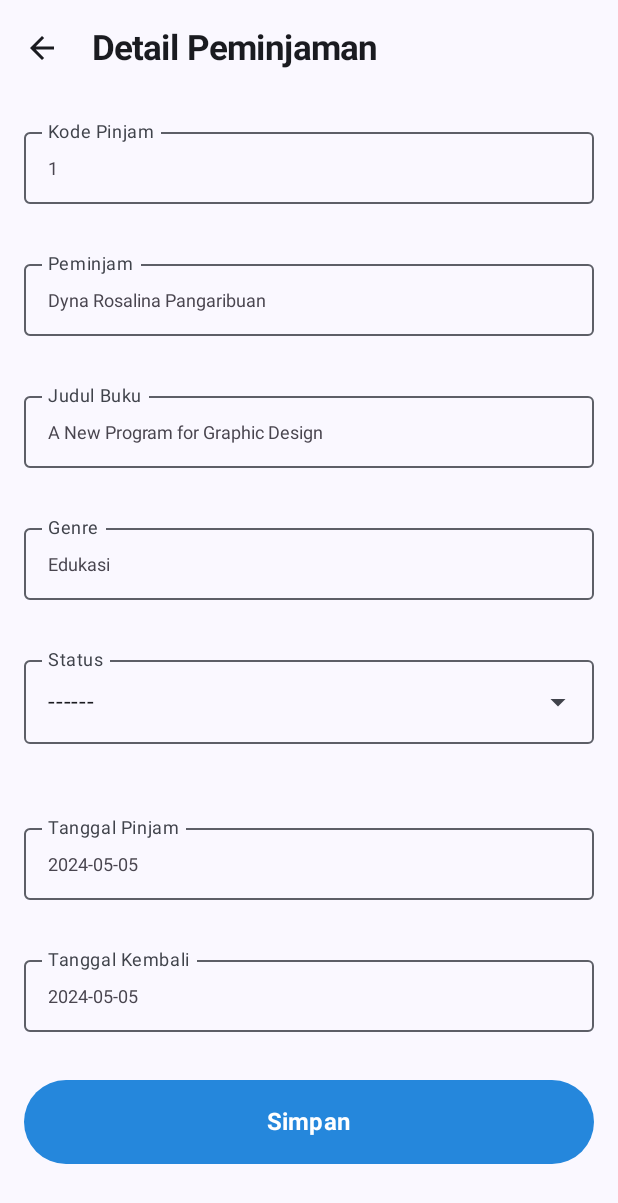
After one commit to syfanadya/BookLend, an Android app built with Jetpack Compose: the composable DetailPeminjaman shown on its own in the app's theme, on a phone screen of 412 x 824 dp. The commit adds this screen. Shown: the top 1203 px of the screen. Run offline under Robolectric (Android 15) with nearby library versions, the phone set to English and light mode, and no system bars.

Commit message:
Detail Peminjaman

```diff
--- a/app/src/main/java/org/d3if3128/booklend/MainActivity.kt
+++ b/app/src/main/java/org/d3if3128/booklend/MainActivity.kt
@@ -8,8 +8,6 @@ import androidx.compose.material3.MaterialTheme
 import androidx.compose.material3.Surface
 import androidx.compose.ui.Modifier
 import androidx.navigation.compose.rememberNavController
-import org.d3if3128.booklend.navigation.SetupNavGraph
-import org.d3if3128.booklend.ui.screen.HomeScreen
 import org.d3if3128.booklend.ui.screen.Profile
 import org.d3if3128.booklend.ui.theme.BookLendTheme
 
--- /dev/null
+++ b/app/src/main/java/org/d3if3128/booklend/ui/screen/DetailPeminjaman.kt
@@ -0,0 +1,352 @@
+package org.d3if3128.booklend.ui.screen
+
+
+import android.annotation.SuppressLint
+import androidx.compose.foundation.clickable
+import androidx.compose.foundation.layout.Arrangement
+import androidx.compose.foundation.layout.Column
+import androidx.compose.foundation.layout.PaddingValues
+import androidx.compose.foundation.layout.Row
+import androidx.compose.foundation.layout.fillMaxSize
+import androidx.compose.foundation.layout.fillMaxWidth
+import androidx.compose.foundation.layout.height
+import androidx.compose.foundation.layout.padding
+import androidx.compose.foundation.layout.width
+import androidx.compose.foundation.shape.RoundedCornerShape
+import androidx.compose.foundation.text.KeyboardOptions
+import androidx.compose.material.icons.Icons
+import androidx.compose.material.icons.filled.ArrowBack
+import androidx.compose.material.icons.filled.ArrowDropDown
+import androidx.compose.material3.Button
+import androidx.compose.material3.ButtonDefaults
+import androidx.compose.material3.DropdownMenu
+import androidx.compose.material3.DropdownMenuItem
+import androidx.compose.material3.ExperimentalMaterial3Api
+import androidx.compose.material3.Icon
+import androidx.compose.material3.IconButton
+import androidx.compose.material3.OutlinedTextField
+import androidx.compose.material3.Scaffold
+import androidx.compose.material3.Text
+import androidx.compose.material3.TopAppBar
+import androidx.compose.runtime.Composable
+import androidx.compose.runtime.getValue
+import androidx.compose.runtime.mutableStateOf
+import androidx.compose.runtime.remember
+import androidx.compose.runtime.setValue
+import androidx.compose.ui.Alignment
+import androidx.compose.ui.Modifier
+import androidx.compose.ui.geometry.Size
+import androidx.compose.ui.graphics.Color
+import androidx.compose.ui.layout.onGloballyPositioned
+import androidx.compose.ui.platform.LocalDensity
+import androidx.compose.ui.res.stringResource
+import androidx.compose.ui.text.TextStyle
+import androidx.compose.ui.text.font.FontWeight
+import androidx.compose.ui.text.input.ImeAction
+import androidx.compose.ui.text.input.KeyboardType
+import androidx.compose.ui.tooling.preview.Preview
+import androidx.compose.ui.unit.dp
+import androidx.compose.ui.unit.sp
+import androidx.compose.ui.unit.toSize
+import org.d3if3128.booklend.R
+import org.d3if3128.booklend.ui.theme.BookLendTheme
+
+@SuppressLint("UnusedMaterial3ScaffoldPaddingParameter")
+@OptIn(ExperimentalMaterial3Api::class)
+@Composable
+fun DetailPeminjaman() {
+
+    Scaffold(
+        topBar = {
+            TopAppBar(
+                title = { Text(text = " Detail Peminjaman" ,
+                    style = TextStyle(
+                        fontSize = 23.sp,
+                        fontWeight = FontWeight.Bold )
+                ) },
+                navigationIcon = {
+                    IconButton(onClick = { /* Handle back button click */ }) {
+                        Icon(Icons.Default.ArrowBack, contentDescription = "Back")
+                    }
+                }
+            )
+        }
+    ) { padding ->
+        FormPeminjaman(
+            kodePeminjam = "1",
+            onKodePeminjamChange = { /* handle kodePeminjam change */ },
+            namaPeminjam = "Dyna Rosalina Pangaribuan",
+            onNamaPeminjamChange = { /* handle nama change */ },
+            judulBuku = "A New Program for Graphic Design",
+            onJudulBukuChange = { /* handle judulBuku change */ },
+            genre = "Edukasi",
+            onGenreChange = { /* handle genre change */ },
+            status = "------",
+            onStatusChange = { /* handle status change */ },
+            tanggalPinjam = "2024-05-05",
+            onTanggalPinjamChange = { /* handle tanggalPinjam change */ },
+            tanggalKembali = "2024-05-05",
+            onTanggalKembaliChange = { /* handle tanggalKembali change */ },
+            modifier = Modifier.padding(padding)
+
+        )
+    }
+}
+
+
+@Composable
+fun FormPeminjaman(
+    kodePeminjam: String,
+    onKodePeminjamChange: (String) -> Unit,
+    namaPeminjam: String,
+    onNamaPeminjamChange: (String) -> Unit,
+    judulBuku: String,
+    onJudulBukuChange: (String) -> Unit,
+    genre: String,
+    onGenreChange: (String) -> Unit,
+    status: String,
+    onStatusChange: (String) -> Unit,
+    tanggalPinjam: String,
+    onTanggalPinjamChange: (String) -> Unit,
+    tanggalKembali: String,
+    onTanggalKembaliChange: (String) -> Unit,
+    modifier: Modifier,
+) {
+    Column(
+        modifier = modifier
+            .fillMaxSize()
+            .padding(16.dp),
+        verticalArrangement = Arrangement.spacedBy(32.dp, Alignment.Top),
+        horizontalAlignment = Alignment.CenterHorizontally
+    ) {
+        OutlinedTextField(
+            value = kodePeminjam,
+            onValueChange = { onKodePeminjamChange(it) },
+            readOnly = true,
+            label = { Text(text = "Kode Pinjam") },
+            singleLine = true,
+            keyboardOptions = KeyboardOptions(
+                keyboardType = KeyboardType.Text,
+                imeAction = ImeAction.Next
+            ),
+            modifier = Modifier
+                .padding(0.dp)
+                .fillMaxWidth()
+                .height(56.dp),
+
+            // M3/body/small
+            textStyle = TextStyle(
+                fontSize = 12.sp,
+                lineHeight = 16.sp,
+                fontWeight = FontWeight(400),
+                color = Color(0xFF49454F),
+            )
+        )
+
+        OutlinedTextField(
+            value = namaPeminjam,
+            onValueChange = { onNamaPeminjamChange(it) },
+            readOnly = true,
+            label = { Text(text = "Peminjam") },
+            singleLine = true,
+            keyboardOptions = KeyboardOptions(
+                keyboardType = KeyboardType.Text,
+                imeAction = ImeAction.Next
+            ),
+            modifier = Modifier
+                .padding(0.dp)
+                .fillMaxWidth()
+                .height(56.dp),
+
+            // M3/body/small
+            textStyle = TextStyle(
+                fontSize = 12.sp,
+                lineHeight = 16.sp,
+                fontWeight = FontWeight(400),
+                color = Color(0xFF49454F),
+            )
+        )
+
+        OutlinedTextField(
+            value = judulBuku,
+            onValueChange = { onJudulBukuChange(it) },
+            readOnly = true,
+            label = { Text(text = "Judul Buku") },
+            singleLine = true,
+            keyboardOptions = KeyboardOptions(
+                keyboardType = KeyboardType.Text,
+                imeAction = ImeAction.Next
+            ),
+            modifier = Modifier
+                .padding(0.dp)
+                .fillMaxWidth()
+                .height(56.dp),
+
+            // M3/body/small
+            textStyle = TextStyle(
+                fontSize = 12.sp,
+                lineHeight = 16.sp,
+                fontWeight = FontWeight(400),
+                color = Color(0xFF49454F),
+            )
+        )
+
+
+        OutlinedTextField(
+            value = genre,
+            onValueChange = { onGenreChange(it) },
+            readOnly = true,
+            label = { Text(text = "Genre") },
+            singleLine = true,
+            keyboardOptions = KeyboardOptions(
+                keyboardType = KeyboardType.Text,
+                imeAction = ImeAction.Done
+            ),
+            modifier = Modifier
+                .padding(0.dp)
+                .fillMaxWidth()
+                .height(56.dp),
+
+            // M3/body/small
+            textStyle = TextStyle(
+                fontSize = 12.sp,
+                lineHeight = 16.sp,
+                fontWeight = FontWeight(400),
+                color = Color(0xFF49454F),
+            )
+        )
+
+        StatusDropdown(
+            status = status,
+            onStatusChange = onStatusChange,
+            statusError = status.isEmpty()
+        )
+
+        OutlinedTextField(
+            value = tanggalPinjam,
+            onValueChange = { onTanggalPinjamChange(it) },
+            readOnly = true,
+            label = { Text(text = "Tanggal Pinjam") },
+            singleLine = true,
+            keyboardOptions = KeyboardOptions(
+                keyboardType = KeyboardType.Text,
+                imeAction = ImeAction.Next
+            ),
+            modifier = Modifier
+                .padding(0.dp)
+                .fillMaxWidth()
+                .height(56.dp),
+
+            // M3/body/small
+            textStyle = TextStyle(
+                fontSize = 12.sp,
+                lineHeight = 16.sp,
+                fontWeight = FontWeight(400),
+                color = Color(0xFF49454F),
+            )
+        )
+
+        OutlinedTextField(
+            value = tanggalKembali,
+            onValueChange = { onTanggalKembaliChange(it) },
+            readOnly = true,
+            label = { Text(text = "Tanggal Kembali") },
+            singleLine = true,
+            keyboardOptions = KeyboardOptions(
+                keyboardType = KeyboardType.Text,
+                imeAction = ImeAction.Next
+            ),
+            modifier = Modifier
+                .padding(0.dp)
+                .fillMaxWidth()
+                .height(56.dp),
+
+            // M3/body/small
+            textStyle = TextStyle(
+                fontSize = 12.sp,
+                lineHeight = 16.sp,
+                fontWeight = FontWeight(400),
+                color = Color(0xFF49454F),
+            )
+        )
+
+        Button(
+            onClick = {},
+            colors = ButtonDefaults.buttonColors(containerColor = Color(0xFF2587DC)),
+            modifier = Modifier
+                .fillMaxWidth()
+                .height(56.dp),
+            contentPadding = PaddingValues(),
+            shape = RoundedCornerShape(size = 66.dp)
+        ) {
+            Text(
+                text = stringResource(R.string.simpan),
+                fontWeight = FontWeight(700),
+                fontSize = 16.sp
+            )
+        }
+    }
+}
+
+@Composable
+fun StatusDropdown(
+    status: String,
+    onStatusChange: (String) -> Unit,
+    statusError: Boolean
+) {
+    var expanded by remember { mutableStateOf(false) }
+    var textFieldSize by remember { mutableStateOf(Size.Zero) }
+    val statusOptions = listOf("Setujui", "Tolak", "Selesai")
+    val icon = Icons.Filled.ArrowDropDown
+
+    Column(
+        modifier = Modifier.fillMaxWidth()
+    ) {
+        OutlinedTextField(
+            value = status,
+            onValueChange = { onStatusChange(it) },
+            readOnly = true,
+            modifier = Modifier
+                .fillMaxWidth()
+                .onGloballyPositioned { coordinates ->
+                    textFieldSize = coordinates.size.toSize()
+                },
+            label = { Text(text = "Status") },
+            isError = statusError,
+            trailingIcon = {
+                Row(verticalAlignment = Alignment.CenterVertically) {
+                    Icon(icon, "", Modifier.clickable { expanded = !expanded })
+                }
+            },
+            supportingText = {
+                if (statusError) {
+                    Text(text = "Error: Please select a status", color = Color.Red)
+                }
+            },
+        )
+
+        DropdownMenu(
+            expanded = expanded,
+            onDismissRequest = { expanded = false },
+            modifier = Modifier.width(with(LocalDensity.current) { textFieldSize.width.toDp() })
+        ) {
+            statusOptions.forEach { label ->
+                DropdownMenuItem(
+                    text = { Text(text = label) },
+                    onClick = {
+                        onStatusChange(label)
+                        expanded = false
+                    }
+                )
+            }
+        }
+    }
+}
+
+@Preview(showBackground = true)
+@Composable
+fun PeminjamanPreview() {
+    BookLendTheme {
+        DetailPeminjaman()
+    }
+}
```
